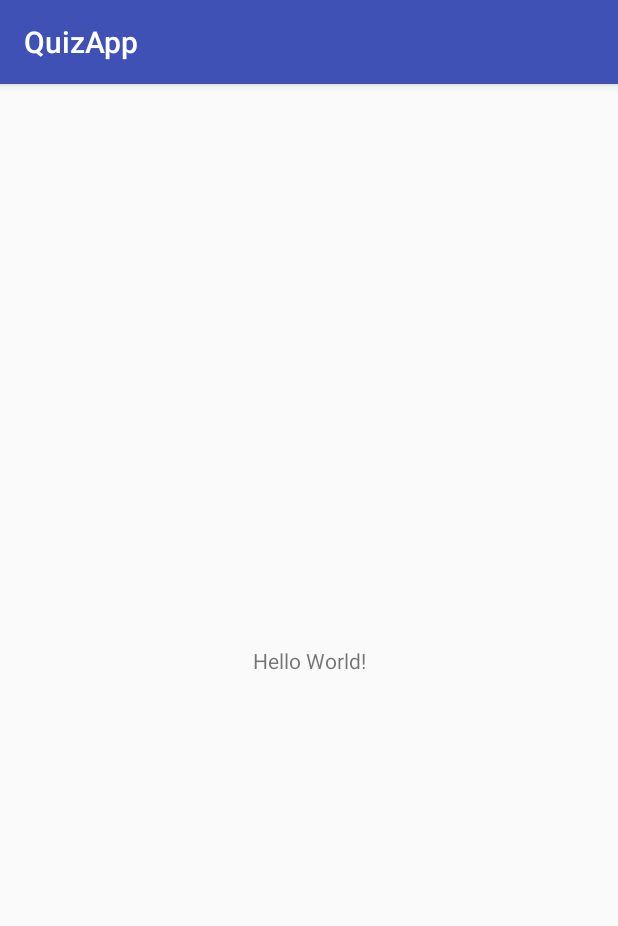
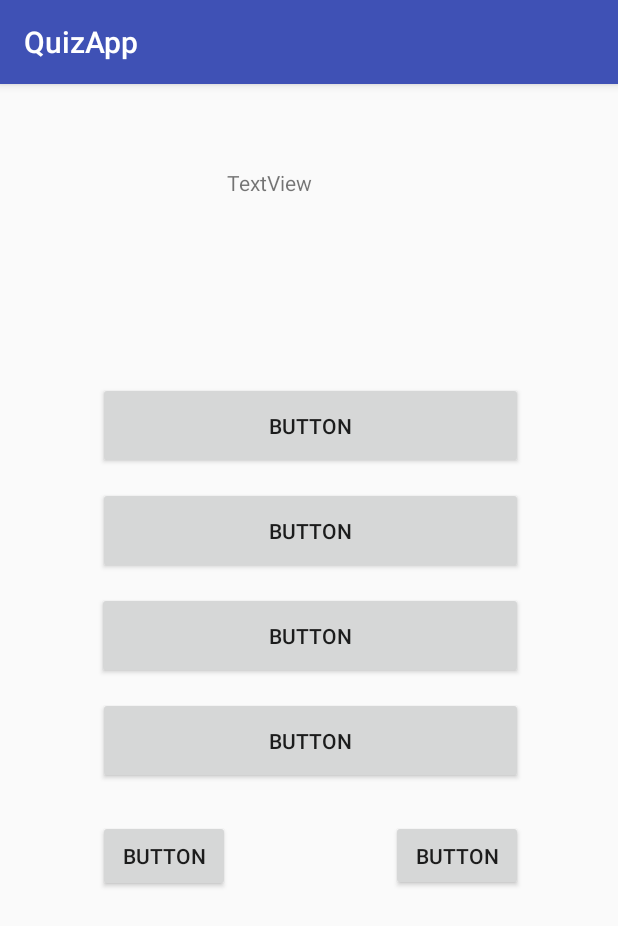
Before and after one commit to Ktronn/QuizApp, an Android app: the screen it shows after launch (MainActivity), on a phone screen of 412 x 824 dp. Shown: the top 926 px of the screen. Run offline under Robolectric (Android 15) with nearby library versions, the phone set to English and light mode, and no system bars.

Commit message:
Bottons added for questions. Initial template. This prototype might change.

```diff
--- a/app/src/main/res/layout/activity_main.xml
+++ b/app/src/main/res/layout/activity_main.xml
@@ -6,13 +6,77 @@
     android:layout_height="match_parent"
     tools:context=".MainActivity">
 
+    <Button
+        android:id="@+id/button"
+        android:layout_width="283dp"
+        android:layout_height="58dp"
+        android:layout_marginTop="12dp"
+        android:text="Button"
+        app:layout_constraintEnd_toEndOf="@+id/button10"
+        app:layout_constraintHorizontal_bias="1.0"
+        app:layout_constraintStart_toStartOf="@+id/button10"
+        app:layout_constraintTop_toBottomOf="@+id/button10" />
+
+    <Button
+        android:id="@+id/button9"
+        android:layout_width="283dp"
+        android:layout_height="58dp"
+        android:layout_marginTop="12dp"
+        android:text="Button"
+        app:layout_constraintEnd_toEndOf="@+id/button8"
+        app:layout_constraintHorizontal_bias="0.0"
+        app:layout_constraintStart_toStartOf="@+id/button8"
+        app:layout_constraintTop_toBottomOf="@+id/button8" />
+
+    <Button
+        android:id="@+id/button10"
+        android:layout_width="284dp"
+        android:layout_height="58dp"
+        android:layout_marginTop="12dp"
+        android:text="Button"
+        app:layout_constraintEnd_toEndOf="@+id/button9"
+        app:layout_constraintHorizontal_bias="1.0"
+        app:layout_constraintStart_toStartOf="@+id/button9"
+        app:layout_constraintTop_toBottomOf="@+id/button9" />
+
+    <Button
+        android:id="@+id/button8"
+        android:layout_width="283dp"
+        android:layout_height="58dp"
+        android:text="Button"
+        app:layout_constraintBottom_toBottomOf="parent"
+        app:layout_constraintEnd_toEndOf="parent"
+        app:layout_constraintHorizontal_bias="0.506"
+        app:layout_constraintStart_toStartOf="parent"
+        app:layout_constraintTop_toBottomOf="@+id/textView"
+        app:layout_constraintVertical_bias="0.179" />
+
     <TextView
+        android:id="@+id/textView"
+        android:layout_width="109dp"
+        android:layout_height="31dp"
+        android:layout_marginTop="56dp"
+        android:text="TextView"
+        app:layout_constraintEnd_toEndOf="parent"
+        app:layout_constraintStart_toStartOf="parent"
+        app:layout_constraintTop_toTopOf="parent" />
+
+    <Button
+        android:id="@+id/button11"
         android:layout_width="wrap_content"
         android:layout_height="wrap_content"
-        android:text="Hello World!"
-        app:layout_constraintBottom_toBottomOf="parent"
-        app:layout_constraintLeft_toLeftOf="parent"
-        app:layout_constraintRight_toRightOf="parent"
-        app:layout_constraintTop_toTopOf="parent" />
+        android:layout_marginTop="24dp"
+        android:text="Button"
+        app:layout_constraintStart_toStartOf="@+id/button"
+        app:layout_constraintTop_toBottomOf="@+id/button" />
+
+    <Button
+        android:id="@+id/button12"
+        android:layout_width="wrap_content"
+        android:layout_height="47dp"
+        android:layout_marginTop="24dp"
+        android:text="Button"
+        app:layout_constraintEnd_toEndOf="@+id/button"
+        app:layout_constraintTop_toBottomOf="@+id/button" />
 
 </android.support.constraint.ConstraintLayout>
```
